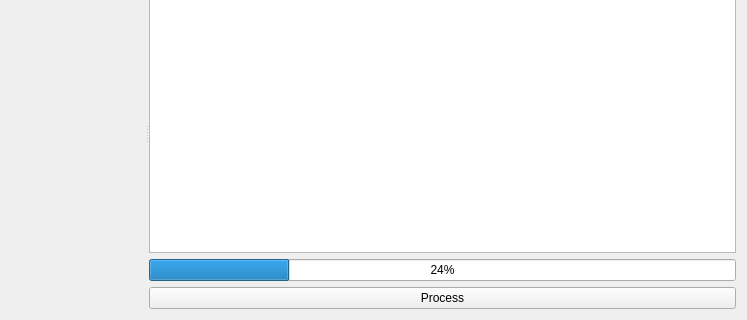
Before: the Qt Designer form UI_Forms/ASAXS_Batch_Processor_2.ui in chemmatcars/XAnoS, drawn with Qt 5; both pictures show x 95 to 842 and y 197 to 517 of the 842 by 517 pixel window.
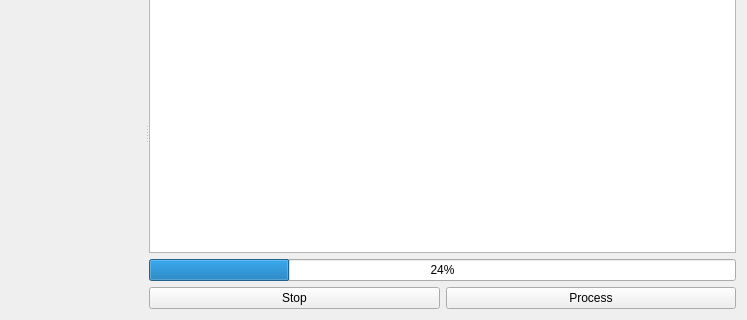
After: the same form once the commit is applied. Custom widgets are drawn as their Qt base class.

Diff of the .ui file:
```diff
--- a/UI_Forms/ASAXS_Batch_Processor_2.ui
+++ b/UI_Forms/ASAXS_Batch_Processor_2.ui
@@ -325,7 +325,7 @@
        </sizepolicy>
       </property>
      </widget>
-     <widget class="QWidget" name="layoutWidget">
+     <widget class="QWidget" name="">
       <layout class="QVBoxLayout" name="verticalLayout">
        <item>
         <widget class="QTextEdit" name="infoTextEdit"/>
@@ -338,11 +338,22 @@
         </widget>
        </item>
        <item>
+        <layout class="QHBoxLayout" name="horizontalLayout_6">
+         <item>
+          <widget class="QPushButton" name="stopPushButton">
+           <property name="text">
+            <string>Stop</string>
+           </property>
+          </widget>
+         </item>
+         <item>
         <widget class="QPushButton" name="processPushButton">
          <property name="text">
           <string>Process</string>
          </property>
         </widget>
+         </item>
+        </layout>
        </item>
       </layout>
      </widget>
```
Lines whose indentation alone changed are shown as unchanged.
